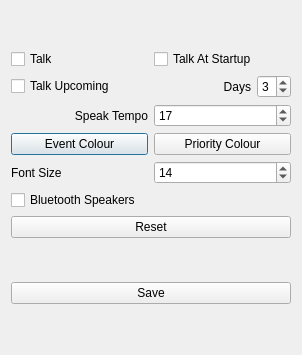
First picture: the form in src/configdialog.ui, repository crispinprojects/talkcalendar, before the edit.
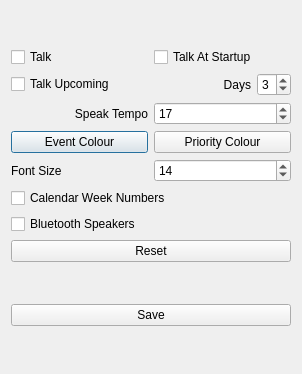
Second picture: the form after the edit.

Commit message:
Talk Calendar version 0.9.2
[build]: C++ Qt 6.8.2 (Debian 13 Trixie KDE)
[feat]: preference to toggle calendar week number column
[feat]: Talk Calendar binary x86 Linux systems
[docs]: README documentation and screenshots

```diff
--- a/src/configdialog.ui
+++ b/src/configdialog.ui
@@ -7,7 +7,7 @@
     <x>0</x>
     <y>0</y>
     <width>302</width>
-    <height>355</height>
+    <height>374</height>
    </rect>
   </property>
   <property name="windowTitle">
@@ -157,6 +157,13 @@
        </item>
       </layout>
      </item>
+     <item>
+      <widget class="QCheckBox" name="checkWeekNumbers">
+       <property name="text">
+        <string>Calendar Week Numbers</string>
+       </property>
+      </widget>
+     </item>
      <item>
       <widget class="QCheckBox" name="checkBluetooth">
        <property name="text">
```
The commit also changes 8 other files.
